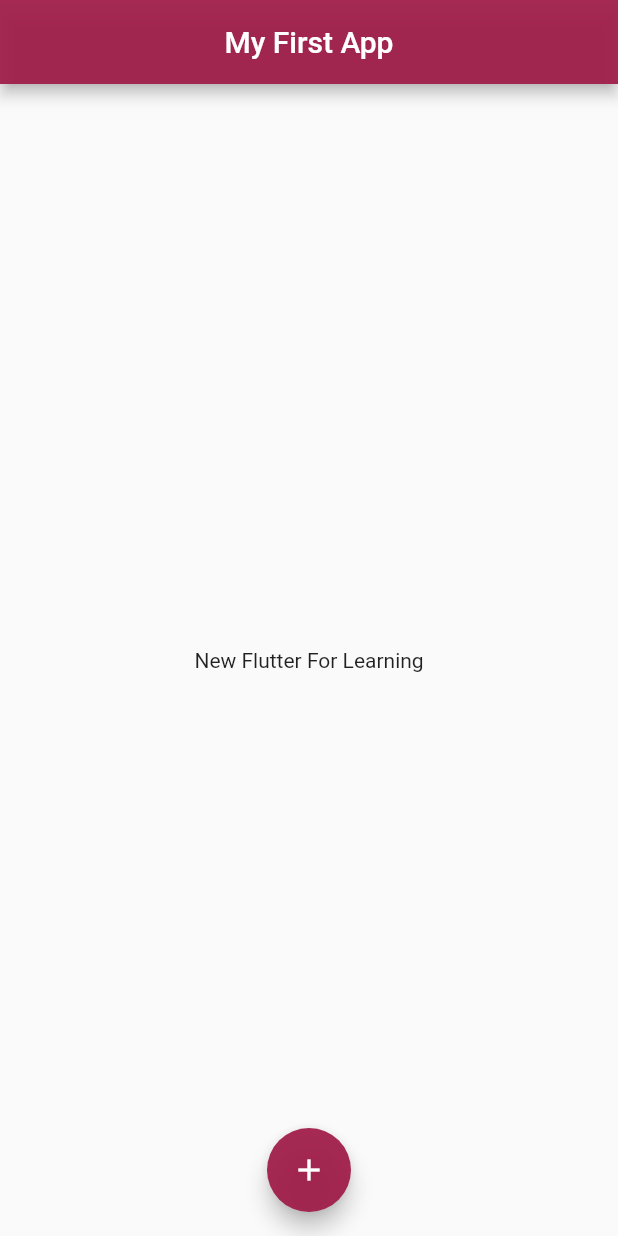
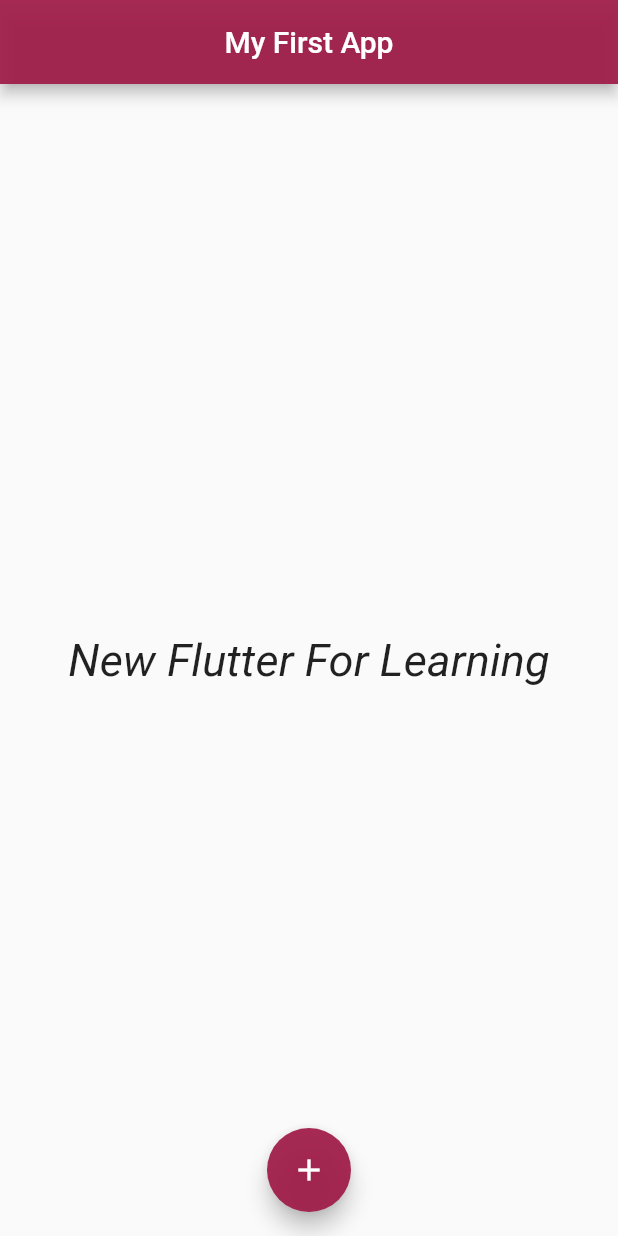
Before and after one commit to gitcoder-23/demo-app-flutter, a Flutter app: the screen it shows after launch, on a phone screen of 412 x 824 dp. Run offline on Flutter 3.47's test engine with Material 2 defaults, Android fonts, the phone set to English and light mode, and no system bars.

Commit message:
nes features added

```diff
--- a/lib/main.dart
+++ b/lib/main.dart
@@ -21,7 +21,14 @@ class MyApp extends StatelessWidget {
           backgroundColor: const Color.fromARGB(240, 160, 29, 73),
         ),
         body: const Center(
-          child: Text('New Flutter For Learning'),
+          child: Text(
+            'New Flutter For Learning',
+            style: TextStyle(
+                fontSize: 30,
+                // color: Color.fromARGB(255, 119, 13, 59),
+                // fontWeight: FontWeight.bold,
+                fontStyle: FontStyle.italic),
+          ),
         ),
         floatingActionButton: FloatingActionButton(
           onPressed: () {
```
